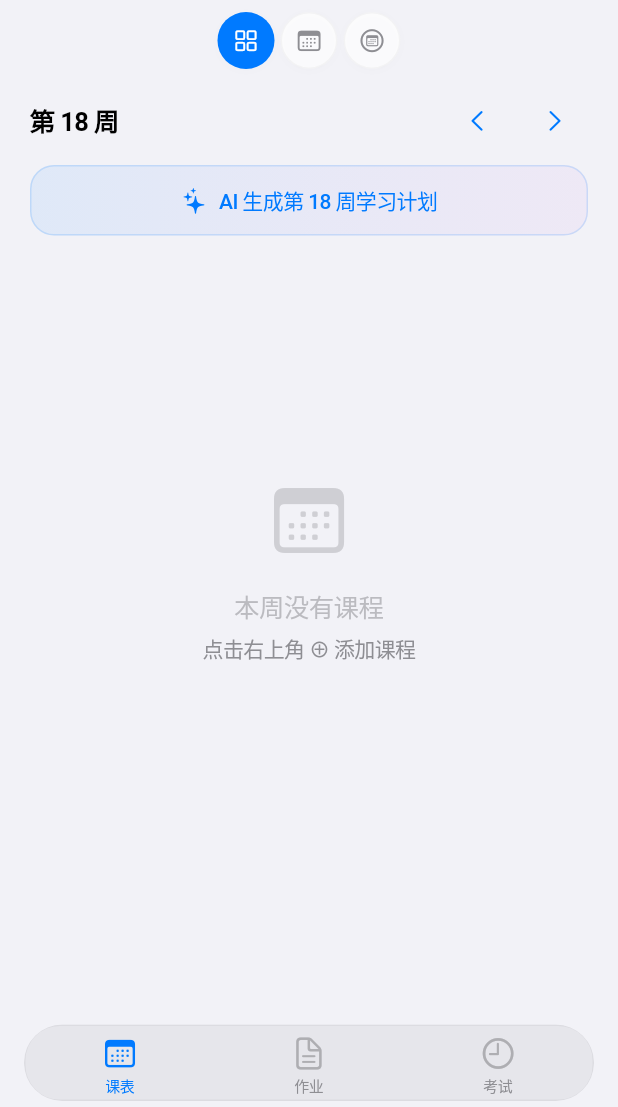
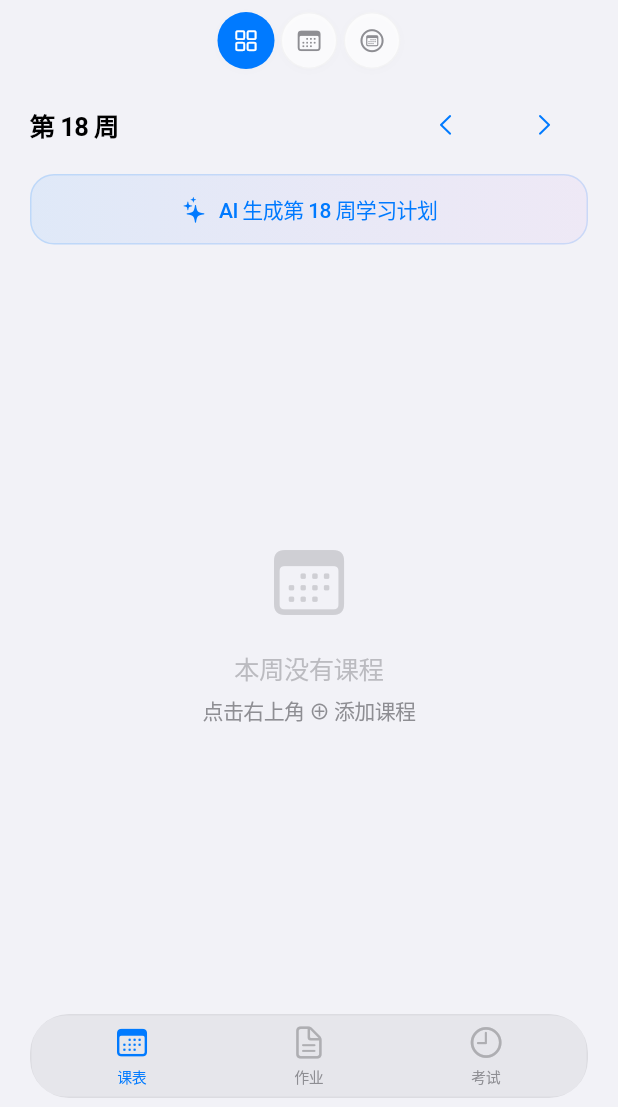
Before and after one commit to yulongc659-del/course_manager, a Flutter app: the screen it shows after launch, on a phone screen of 412 x 824 dp, the part 129-1236 px from its top. Run offline on Flutter 3.47's test engine with Material 3 defaults, Android fonts, the phone set to English and light mode, and no system bars; our stand-ins replace file_picker, flutter_local_notifications, hive_flutter, table_calendar; missing offline and left inert: excel; accounts and stored records are empty.

Commit message:
V3.1: 底栏紧凑悬浮 + 课程颜色一致性 + 布局修复

```diff
--- a/lib/pages/timetable/timetable_page.dart
+++ b/lib/pages/timetable/timetable_page.dart
@@ -215,8 +215,6 @@ class _TimetablePageState extends State<TimetablePage> {
           _buildAiWeekButton(),
           const SizedBox(height: 12),
           Expanded(
-            child: Padding(
-              padding: const EdgeInsets.only(bottom: 90),
             child: _weekCourses.isEmpty
               ? _buildEmpty('本周没有课程',
                   icon: CupertinoIcons.calendar,
@@ -229,14 +227,8 @@ class _TimetablePageState extends State<TimetablePage> {
                   ),
                 ),
           ),
-          ),
         ] else
-          Expanded(
-            child: Padding(
-              padding: const EdgeInsets.only(bottom: 90),
-              child: _buildCalendar(),
-            ),
-          ),
+          Expanded(child: _buildCalendar()),
       ],
     );
   }
@@ -259,13 +251,13 @@ class _TimetablePageState extends State<TimetablePage> {
                 style: const TextStyle(fontSize: 17, fontWeight: FontWeight.w600)),
             const Spacer(),
             CupertinoButton(
-              padding: EdgeInsets.zero,
+              // layout handled by Column
               onPressed: _currentWeek > 1 ? () { _currentWeek--; setState(() {}); } : null,
               child: const Icon(CupertinoIcons.chevron_left, size: 18),
             ),
             const SizedBox(width: 8),
             CupertinoButton(
-              padding: EdgeInsets.zero,
+              // layout handled by Column
               onPressed: _currentWeek < 20 ? () { _currentWeek++; setState(() {}); } : null,
               child: const Icon(CupertinoIcons.chevron_right, size: 18),
             ),
--- a/lib/widgets/glass.dart
+++ b/lib/widgets/glass.dart
@@ -191,41 +191,46 @@ class AppleBottomBar extends StatelessWidget {
 
   @override
   Widget build(BuildContext context) {
-    final isDark = CupertinoTheme.of(context).brightness == Brightness.dark;
-
-    return Padding(
-      padding: const EdgeInsets.fromLTRB(16, 0, 16, 4),
+    return Container(
+      padding: const EdgeInsets.fromLTRB(20, 6, 20, 6),
       child: ClipRRect(
-        borderRadius: BorderRadius.circular(28),
+        borderRadius: BorderRadius.circular(26),
         child: BackdropFilter(
           filter: ds.AppGlass.barBlur,
           child: Container(
             decoration: ds.AppGlass.floatingBar(context),
-            padding: const EdgeInsets.only(top: 6, bottom: 0),
-            child: SafeArea(
-              top: false,
+            padding: const EdgeInsets.symmetric(vertical: 6, horizontal: 8),
             child: Row(
               mainAxisAlignment: MainAxisAlignment.spaceAround,
-                children: List.generate(items.length, (i) {
+              children: _buildItems(context),
+            ),
+          ),
+        ),
+      ),
+    );
+  }
+
+  List<Widget> _buildItems(BuildContext context) {
+    return List.generate(items.length, (i) {
       final item = items[i];
       final selected = i == currentIndex;
       return GestureDetector(
         onTap: () => onTap(i),
         behavior: HitTestBehavior.opaque,
-                    child: Padding(
-                      padding: const EdgeInsets.only(bottom: 2),
+        child: SizedBox(
+          width: 60,
           child: Column(
             mainAxisSize: MainAxisSize.min,
+            mainAxisAlignment: MainAxisAlignment.center,
             children: [
               Icon(
                 selected ? item.activeIcon : item.icon,
                 size: 24,
                 color: selected
                     ? CupertinoColors.systemBlue
-                                : CupertinoDynamicColor.resolve(
-                                    CupertinoColors.systemGrey2, context),
+                    : CupertinoDynamicColor.resolve(CupertinoColors.systemGrey2, context),
               ),
-                          const SizedBox(height: 2),
+              const SizedBox(height: 3),
               Text(
                 item.label,
                 style: TextStyle(
@@ -233,21 +238,14 @@ class AppleBottomBar extends StatelessWidget {
                   fontWeight: selected ? FontWeight.w500 : FontWeight.w400,
                   color: selected
                       ? CupertinoColors.systemBlue
-                                  : CupertinoDynamicColor.resolve(
-                                      CupertinoColors.systemGrey, context),
+                      : CupertinoDynamicColor.resolve(CupertinoColors.systemGrey, context),
                 ),
               ),
             ],
           ),
         ),
       );
-                }),
-              ),
-            ),
-          ),
-        ),
-      ),
-    );
+    }).toList();
   }
 }
 
```
Lines whose indentation alone changed are shown as unchanged.
